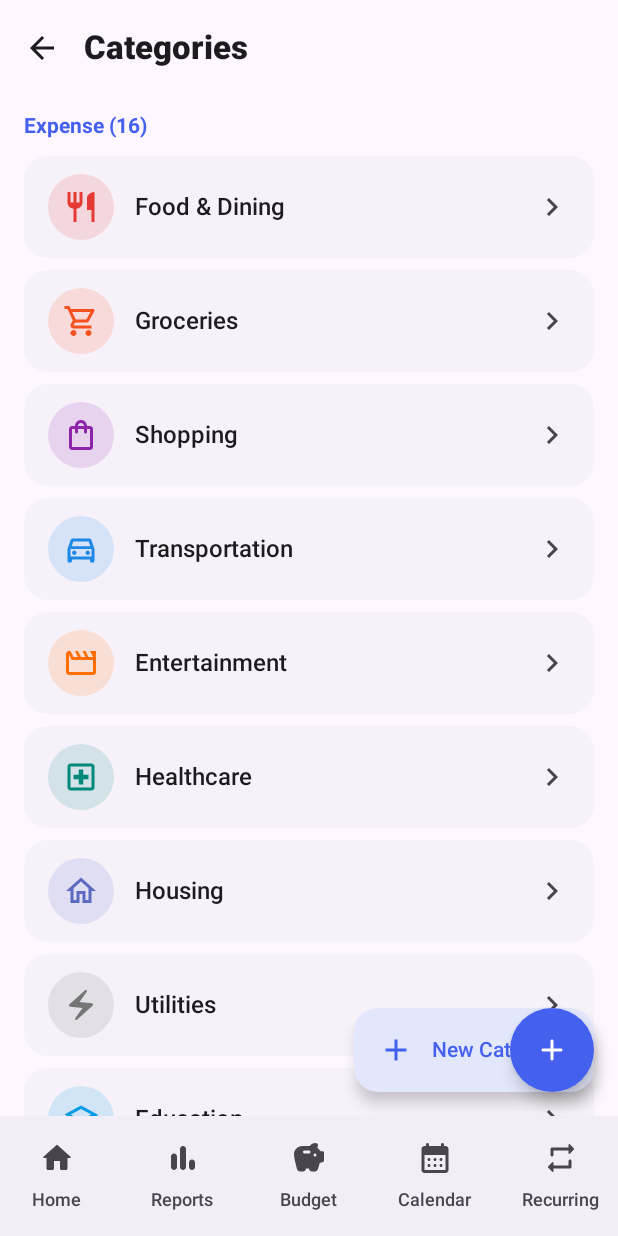
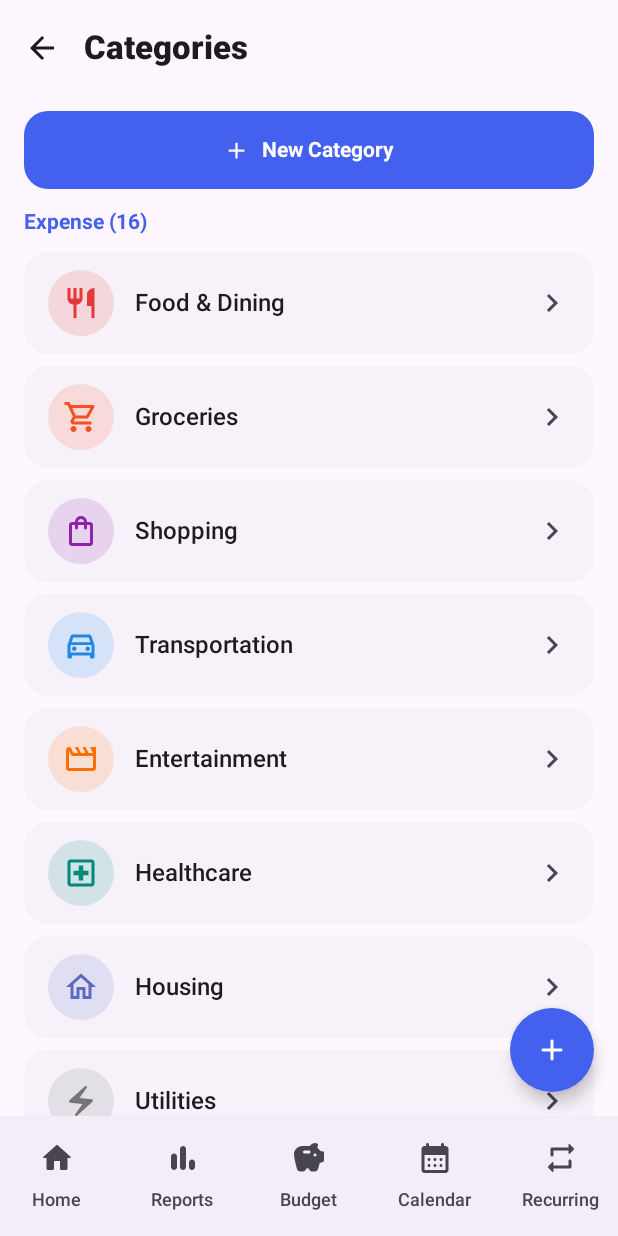
Before and after one commit to andrei-bp13/BudgetTracker, an Android app built with Jetpack Compose: the categories screen opened through its navigation route, on a phone screen of 412 x 824 dp. Run offline under Robolectric (Android 15) with nearby library versions, the phone set to English and light mode, and no system bars.

Commit message:
feat: make New Category button sticky at top of CategoriesScreen
Replace FAB with a full-width primary Button pinned above the scrollable
list so it stays visible at all times while browsing categories.

Co-Authored-By: Claude Sonnet 4.6 <noreply@anthropic.com>

```diff
--- a/app/src/main/java/com/budgettracker/app/ui/screens/CategoriesScreen.kt
+++ b/app/src/main/java/com/budgettracker/app/ui/screens/CategoriesScreen.kt
@@ -7,7 +7,9 @@ import androidx.compose.foundation.lazy.LazyColumn
 import androidx.compose.foundation.lazy.items
 import androidx.compose.foundation.shape.CircleShape
 import androidx.compose.material.icons.Icons
-import androidx.compose.material.icons.outlined.*
+import androidx.compose.material.icons.outlined.Add
+import androidx.compose.material.icons.outlined.ArrowBack
+import androidx.compose.material.icons.outlined.ChevronRight
 import androidx.compose.material3.*
 import androidx.compose.runtime.*
 import androidx.compose.ui.Alignment
@@ -46,22 +48,32 @@ fun CategoriesScreen(
                     }
                 }
             )
-        },
-        floatingActionButton = {
-            ExtendedFloatingActionButton(
-                onClick = { showNew = true },
-                icon    = { Icon(Icons.Outlined.Add, contentDescription = "Add") },
-                text    = { Text("New Category") }
-            )
         }
     ) { padding ->
-        LazyColumn(
+        Column(
             modifier = Modifier
                 .fillMaxSize()
                 .padding(padding)
-                .padding(horizontal = 16.dp),
+        ) {
+            // ── Sticky "New Category" button ──────────────────────────────────
+            Button(
+                onClick  = { showNew = true },
+                modifier = Modifier
+                    .fillMaxWidth()
+                    .padding(horizontal = 16.dp, vertical = 10.dp)
+                    .height(52.dp),
+                shape = MaterialTheme.shapes.large
+            ) {
+                Icon(Icons.Outlined.Add, contentDescription = null, modifier = Modifier.size(18.dp))
+                Spacer(Modifier.width(8.dp))
+                Text("New Category", style = MaterialTheme.typography.labelLarge.copy(fontWeight = FontWeight.Bold))
+            }
+
+            // ── Scrollable category list ──────────────────────────────────────
+            LazyColumn(
+                modifier            = Modifier.fillMaxSize().padding(horizontal = 16.dp),
                 verticalArrangement = Arrangement.spacedBy(8.dp),
-            contentPadding = PaddingValues(vertical = 8.dp)
+                contentPadding      = PaddingValues(bottom = 16.dp)
             ) {
                 item {
                     Text(
@@ -89,8 +101,7 @@ fun CategoriesScreen(
                         CategoryRow(cat, onClick = { editTarget = cat; showEdit = true })
                     }
                 }
-
-            item { Spacer(Modifier.height(80.dp)) }
+            }
         }
     }
 
```
Lines whose indentation alone changed are shown as unchanged.
